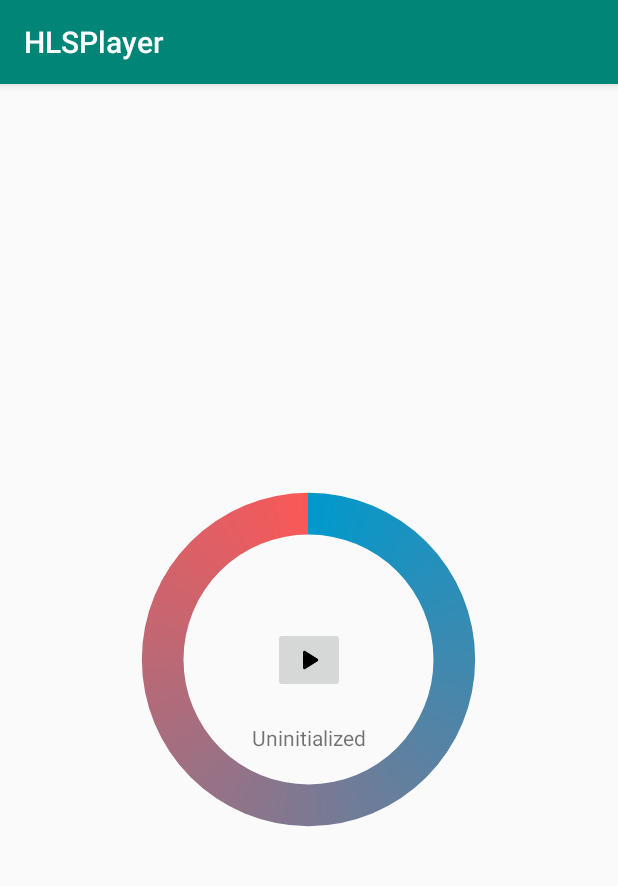
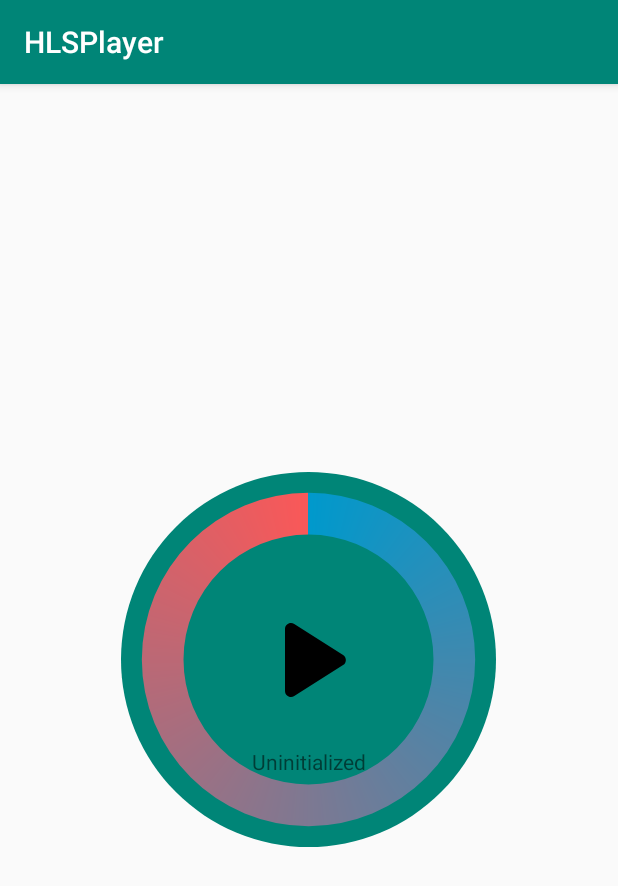
Before and after one commit to DenisLobur/hlsPlayer, an Android app: the screen it shows after launch (MainActivity), on a phone screen of 412 x 824 dp. Shown: the top 886 px of the screen. Run offline under Robolectric (Android 15) with nearby library versions, the phone set to English and light mode, and no system bars.

Commit message:
add transparency to play buttons

```diff
--- /dev/null
+++ b/app/src/main/res/drawable/outer_shape.xml
@@ -0,0 +1,5 @@
+<?xml version="1.0" encoding="utf-8"?>
+<shape xmlns:android="http://schemas.android.com/apk/res/android"
+    android:shape="oval">
+    <solid android:color="@color/colorPrimary"/>
+</shape>
--- a/app/src/main/res/drawable/round_pause.xml
+++ b/app/src/main/res/drawable/round_pause.xml
@@ -1,6 +1,6 @@
 <vector xmlns:android="http://schemas.android.com/apk/res/android"
-    android:width="24dp"
-    android:height="24dp"
+    android:width="96dp"
+    android:height="96dp"
     android:viewportWidth="24"
     android:viewportHeight="24">
   <path
--- a/app/src/main/res/drawable/round_play.xml
+++ b/app/src/main/res/drawable/round_play.xml
@@ -1,6 +1,6 @@
 <vector xmlns:android="http://schemas.android.com/apk/res/android"
-    android:width="24dp"
-    android:height="24dp"
+    android:width="96dp"
+    android:height="96dp"
     android:viewportWidth="24"
     android:viewportHeight="24">
   <path
--- a/app/src/main/res/layout/activity_main.xml
+++ b/app/src/main/res/layout/activity_main.xml
@@ -6,12 +6,19 @@
     android:layout_height="match_parent"
     tools:context=".MainActivity">
 
+    <View
+        android:layout_width="250dp"
+        android:layout_height="250dp"
+        android:layout_centerInParent="true"
+        android:background="@drawable/outer_shape"/>
+
     <ImageButton
         android:id="@+id/playPauseButton"
-        android:layout_width="wrap_content"
-        android:layout_height="wrap_content"
+        android:layout_width="96dp"
+        android:layout_height="96dp"
         android:layout_centerInParent="true"
         android:src="@drawable/round_play"
+        android:background="@android:color/transparent"
         android:visibility="visible" />
 
     <ProgressBar
@@ -32,7 +39,7 @@
         android:layout_height="wrap_content"
         android:layout_below="@+id/playPauseButton"
         android:layout_centerHorizontal="true"
-        android:layout_marginTop="20dp"
+        android:layout_marginTop="10dp"
         android:text="status" />
 
 </RelativeLayout>
```
